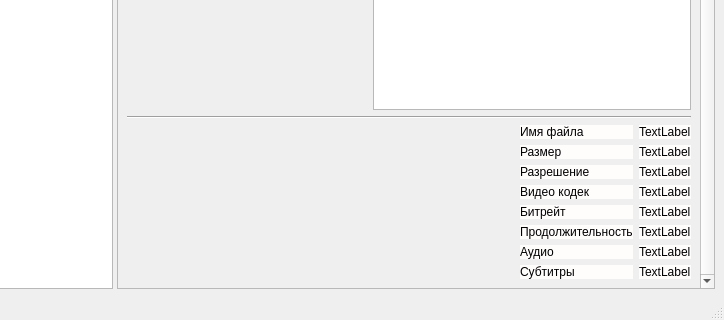
Before: the Qt Designer form data/main.ui in antonkoatl/MvCatalog, drawn with Qt 5; both pictures show x 152 to 876 and y 468 to 788 of the 876 by 788 pixel window.
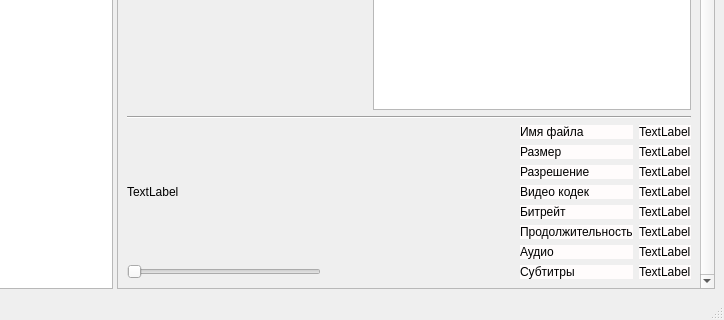
After: the same form once the commit is applied.

```diff
--- a/data/main.ui
+++ b/data/main.ui
@@ -454,7 +454,7 @@
             </item>
             <item>
              <layout class="QGridLayout" name="gridLayout_2">
-              <item row="0" column="0">
+              <item row="0" column="1">
                <spacer name="horizontalSpacer_2">
                 <property name="orientation">
                  <enum>Qt::Horizontal</enum>
@@ -467,7 +467,7 @@
                 </property>
                </spacer>
               </item>
-              <item row="0" column="1">
+              <item row="0" column="2">
                <layout class="QGridLayout" name="gridLayout_3">
                 <item row="3" column="1">
                  <widget class="QLabel" name="label_29">
@@ -703,6 +703,24 @@
                 </item>
                </layout>
               </item>
+              <item row="0" column="0">
+               <layout class="QVBoxLayout" name="verticalLayout_5">
+                <item>
+                 <widget class="QLabel" name="label_38">
+                  <property name="text">
+                   <string>TextLabel</string>
+                  </property>
+                 </widget>
+                </item>
+                <item>
+                 <widget class="QSlider" name="horizontalSlider">
+                  <property name="orientation">
+                   <enum>Qt::Horizontal</enum>
+                  </property>
+                 </widget>
+                </item>
+               </layout>
+              </item>
              </layout>
             </item>
            </layout>
```
